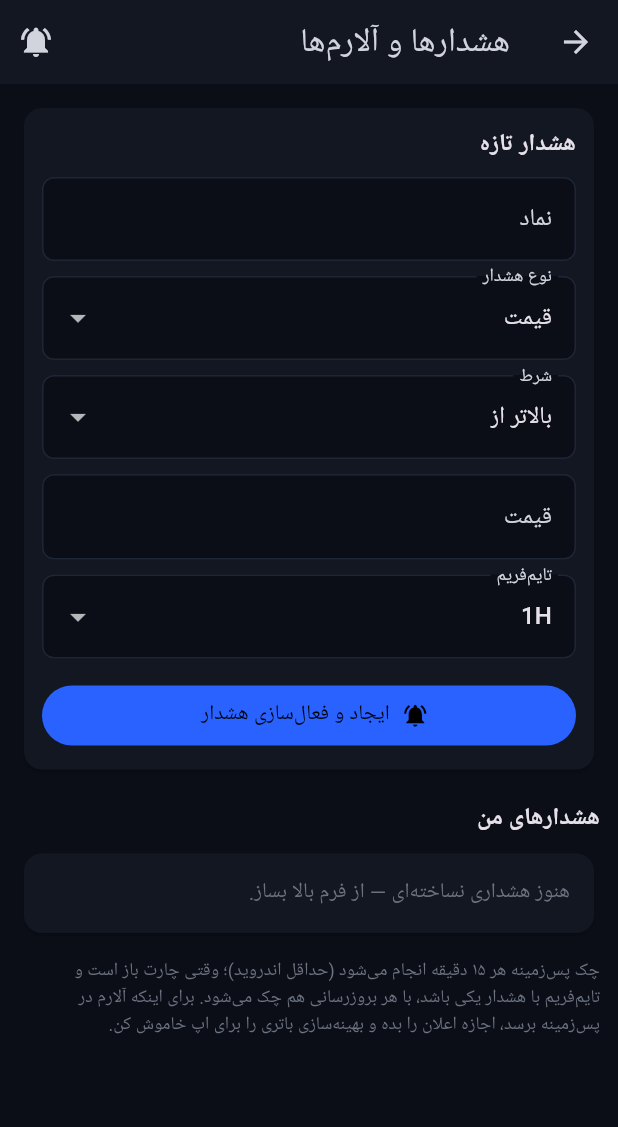
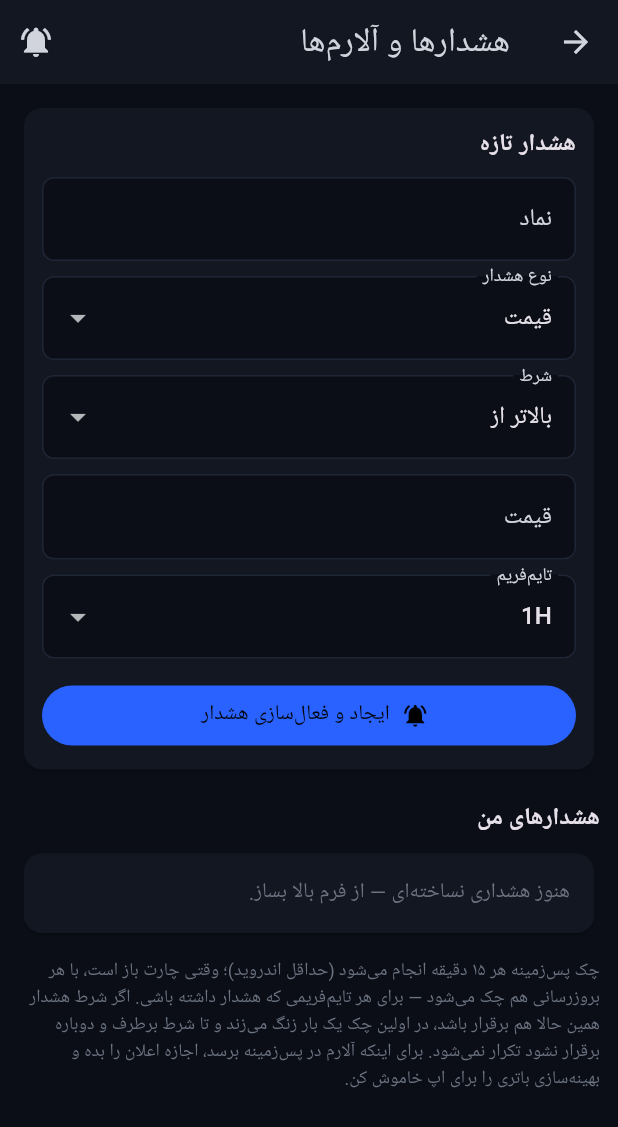
Before and after one commit to hubgitme/cryptolens-flutter, a Flutter app: the AlertsPage screen opened directly with empty values, on a phone screen of 412 x 824 dp. Shown: the top 1127 px of the screen. Run offline on Flutter 3.47's test engine with Material 3 defaults, Android fonts, the phone set to English and light mode, and no system bars; our stand-ins replace flutter_local_notifications, shared_preferences; missing offline and left inert: workmanager; accounts and stored records are empty; network calls fail.

Commit message:
Fix alerts firing: state-based evaluation + foreground checks all intervals

```diff
--- a/lib/ui/alerts_page.dart
+++ b/lib/ui/alerts_page.dart
@@ -694,7 +694,7 @@ class _AlertsPageState extends State<AlertsPage> {
                       ),
                   const SizedBox(height: 12),
                   const Text(
-                    'چک پس‌زمینه هر ۱۵ دقیقه انجام می‌شود (حداقل اندروید)؛ وقتی چارت باز است و تایم‌فریم با هشدار یکی باشد، با هر بروزرسانی هم چک می‌شود. برای اینکه آلارم در پس‌زمینه برسد، اجازه اعلان را بده و بهینه‌سازی باتری را برای اپ خاموش کن.',
+                    'چک پس‌زمینه هر ۱۵ دقیقه انجام می‌شود (حداقل اندروید)؛ وقتی چارت باز است، با هر بروزرسانی هم چک می‌شود — برای هر تایم‌فریمی که هشدار داشته باشی. اگر شرط هشدار همین حالا هم برقرار باشد، در اولین چک یک بار زنگ می‌زند و تا شرط برطرف و دوباره برقرار نشود تکرار نمی‌شود. برای اینکه آلارم در پس‌زمینه برسد، اجازه اعلان را بده و بهینه‌سازی باتری را برای اپ خاموش کن.',
                     style: TextStyle(color: cMuted, fontSize: 12),
                   ),
                 ],
```
